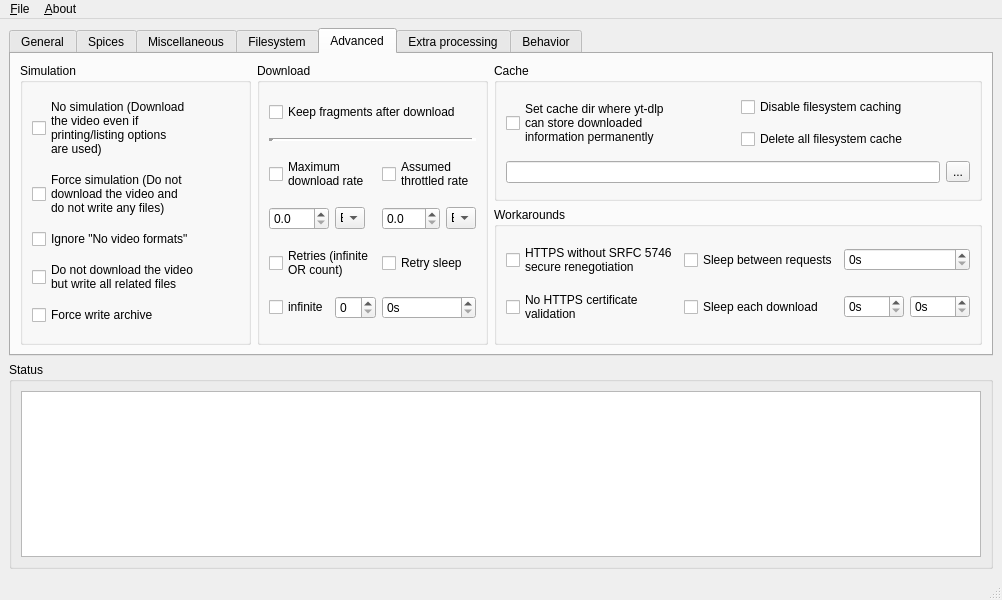
bhbghghbgb/shiny-adventure, file ui/ui.ui: the form before one commit.
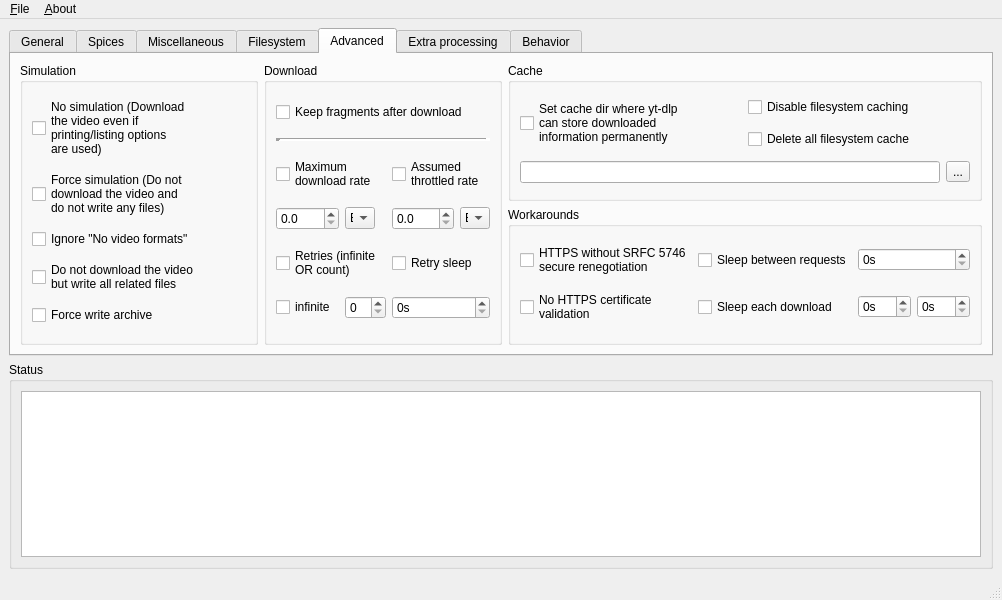
The form after the commit. The open tabs and pages were chosen to show the change.

The edit to the form file:
```diff
--- a/ui/ui.ui
+++ b/ui/ui.ui
@@ -1711,7 +1711,7 @@
               <string>s</string>
              </property>
              <property name="maximum">
-              <number>9999</number>
+              <number>999</number>
              </property>
              <property name="singleStep">
               <number>100</number>
@@ -1727,7 +1727,7 @@
               <string>s</string>
              </property>
              <property name="maximum">
-              <number>9999</number>
+              <number>999</number>
              </property>
              <property name="singleStep">
               <number>100</number>
@@ -1743,7 +1743,7 @@
               <string>s</string>
              </property>
              <property name="maximum">
-              <number>9999</number>
+              <number>999</number>
              </property>
              <property name="singleStep">
               <number>100</number>
```
Left out of the diff: 8 changed lines with no effect on the pictures.
